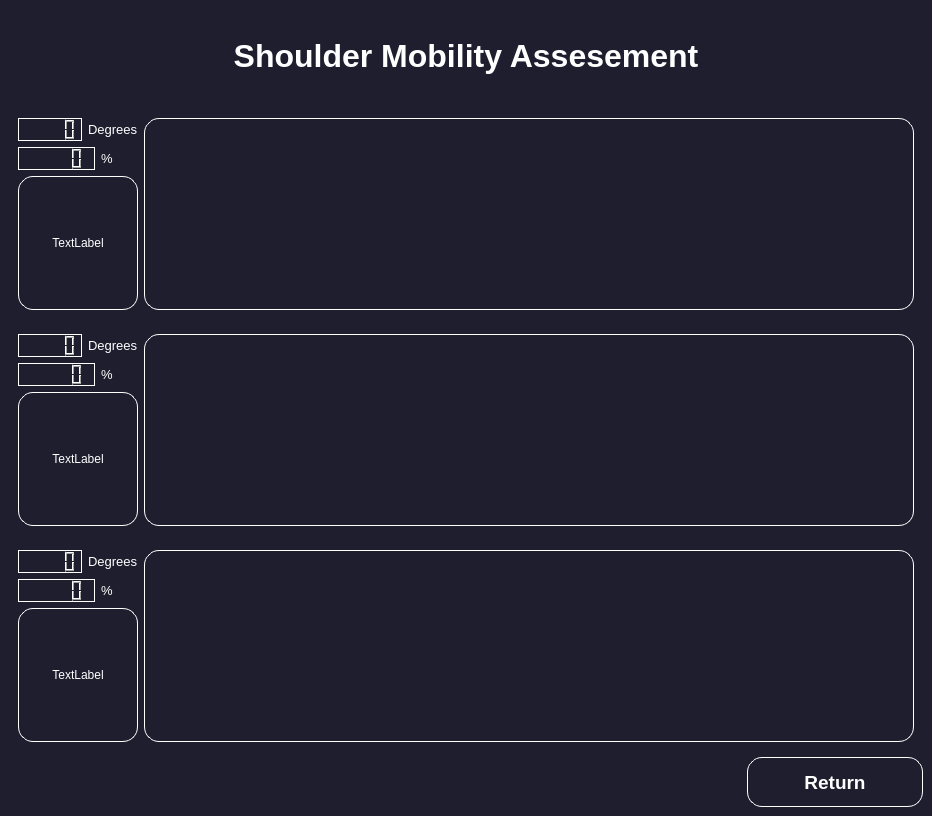
Old version of the form mobility_assesement.ui in the repository tahaaa22/MuscleMetric-Pro.
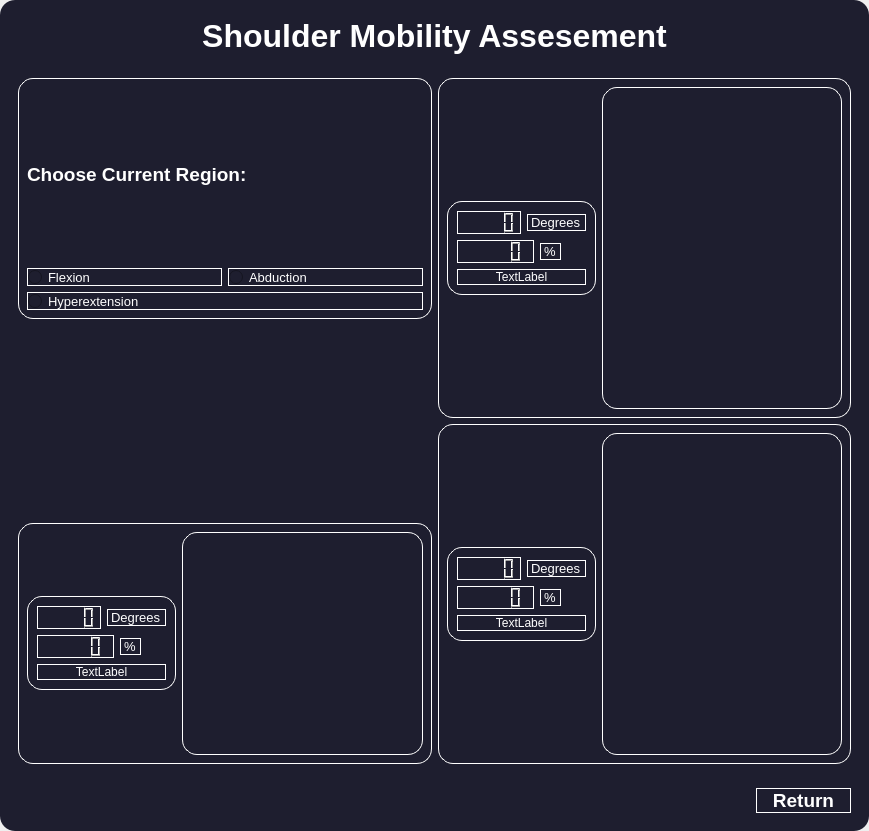
New version of the form. Icons and pictures are not drawn.

Diff of the .ui file:
```diff
--- a/mobility_assesement.ui
+++ b/mobility_assesement.ui
@@ -6,13 +6,18 @@
    <rect>
     <x>0</x>
     <y>0</y>
-    <width>932</width>
-    <height>816</height>
+    <width>869</width>
+    <height>831</height>
    </rect>
   </property>
   <property name="windowTitle">
    <string>MainWindow</string>
   </property>
+  <property name="styleSheet">
+   <string notr="true">border: 1.2px solid #ffffff;
+border-style: outset;
+border-radius: 15px;</string>
+  </property>
   <widget class="QWidget" name="centralwidget">
    <property name="styleSheet">
     <string notr="true">background-color: #1e1e2f;
@@ -20,10 +25,17 @@
 color:#ffffff;
 </string>
    </property>
-   <layout class="QGridLayout" name="gridLayout_4">
+   <layout class="QGridLayout" name="gridLayout">
     <item row="0" column="0">
-     <layout class="QVBoxLayout" name="verticalLayout_4">
+     <layout class="QVBoxLayout" name="verticalLayout_11">
       <item>
+       <widget class="QGroupBox" name="titlebox">
+        <property name="sizePolicy">
+         <sizepolicy hsizetype="Preferred" vsizetype="Fixed">
+          <horstretch>0</horstretch>
+          <verstretch>0</verstretch>
+         </sizepolicy>
+        </property>
        <layout class="QHBoxLayout" name="title">
         <item>
          <spacer name="horizontalSpacer_2">
@@ -90,11 +102,121 @@
          </spacer>
         </item>
        </layout>
+       </widget>
       </item>
       <item>
-       <widget class="QGroupBox" name="extensionBox">
-        <layout class="QGridLayout" name="gridLayout_3">
+       <widget class="QGroupBox" name="">
+        <layout class="QHBoxLayout" name="horizontalLayout_5">
+         <item>
+          <layout class="QVBoxLayout" name="verticalLayout_10">
+           <item>
+            <widget class="QGroupBox" name="regionsBox">
+             <property name="styleSheet">
+              <string notr="true">border: 1.2px solid #ffffff;
+border-style: outset;
+border-radius: 15px;</string>
+             </property>
+             <layout class="QVBoxLayout" name="verticalLayout_3">
+              <item>
+               <widget class="QLabel" name="label">
+                <property name="font">
+                 <font>
+                  <pointsize>14</pointsize>
+                  <weight>75</weight>
+                  <bold>true</bold>
+                 </font>
+                </property>
+                <property name="styleSheet">
+                 <string notr="true">border:none;</string>
+                </property>
+                <property name="text">
+                 <string>Choose Current Region: </string>
+                </property>
+               </widget>
+              </item>
+              <item>
+               <layout class="QVBoxLayout" name="verticalLayout_2">
+                <item>
+                 <layout class="QHBoxLayout" name="horizontalLayout_4">
+                  <item>
+                   <widget class="QRadioButton" name="radioButton">
+                    <property name="font">
+                     <font>
+                      <pointsize>10</pointsize>
+                     </font>
+                    </property>
+                    <property name="text">
+                     <string>Flexion</string>
+                    </property>
+                   </widget>
+                  </item>
+                  <item>
+                   <widget class="QRadioButton" name="radioButton_2">
+                    <property name="font">
+                     <font>
+                      <pointsize>10</pointsize>
+                     </font>
+                    </property>
+                    <property name="text">
+                     <string>Abduction</string>
+                    </property>
+                   </widget>
+                  </item>
+                 </layout>
+                </item>
+                <item>
+                 <widget class="QRadioButton" name="radioButton_3">
+                  <property name="font">
+                   <font>
+                    <pointsize>10</pointsize>
+                   </font>
+                  </property>
+                  <property name="text">
+                   <string>Hyperextension</string>
+                  </property>
+                 </widget>
+                </item>
+               </layout>
+              </item>
+             </layout>
+            </widget>
+           </item>
+           <item>
+            <spacer name="verticalSpacer">
+             <property name="orientation">
+              <enum>Qt::Vertical</enum>
+             </property>
+             <property name="sizeType">
+              <enum>QSizePolicy::Fixed</enum>
+             </property>
+             <property name="sizeHint" stdset="0">
+              <size>
+               <width>20</width>
+               <height>198</height>
+              </size>
+             </property>
+            </spacer>
+           </item>
+           <item>
+            <widget class="QGroupBox" name="FlexionBox">
+             <property name="styleSheet">
+              <string notr="true">border: 1.2px solid #ffffff;
+border-style: outset;
+border-radius: 15px;</string>
+             </property>
+             <layout class="QGridLayout" name="gridLayout_2">
          <item row="0" column="0">
+               <layout class="QHBoxLayout" name="horizontalLayout_8">
+                <item>
+                 <widget class="QGroupBox" name="measurments_1">
+                  <property name="sizePolicy">
+                   <sizepolicy hsizetype="Fixed" vsizetype="Fixed">
+                    <horstretch>0</horstretch>
+                    <verstretch>0</verstretch>
+                   </sizepolicy>
+                  </property>
+                  <layout class="QVBoxLayout" name="verticalLayout_5">
+                   <item>
           <layout class="QVBoxLayout" name="verticalLayout">
            <item>
             <layout class="QHBoxLayout" name="horizontalLayout_2">
@@ -200,17 +322,8 @@
            </item>
           </layout>
          </item>
-         <item row="0" column="1" rowspan="2">
-          <widget class="QGraphicsView" name="flexion">
-           <property name="styleSheet">
-            <string notr="true">border: 1.2px solid #ffffff;
-border-style: outset;
-border-radius: 15px;</string>
-           </property>
-          </widget>
-         </item>
-         <item row="1" column="0">
-          <widget class="QLabel" name="label_3">
+                   <item>
+                    <widget class="QLabel" name="Status_1">
            <property name="styleSheet">
             <string notr="true">border: 1.2px solid #ffffff;
 border-style: outset;
@@ -229,15 +342,65 @@
         </layout>
        </widget>
       </item>
+                <item>
+                 <widget class="QLabel" name="Flexion_image">
+                  <property name="sizePolicy">
+                   <sizepolicy hsizetype="Preferred" vsizetype="Preferred">
+                    <horstretch>0</horstretch>
+                    <verstretch>0</verstretch>
+                   </sizepolicy>
+                  </property>
+                  <property name="text">
+                   <string/>
+                  </property>
+                  <property name="pixmap">
+                   <pixmap>flexion.PNG</pixmap>
+                  </property>
+                  <property name="scaledContents">
+                   <bool>true</bool>
+                  </property>
+                 </widget>
+                </item>
+               </layout>
+              </item>
+             </layout>
+            </widget>
+           </item>
+          </layout>
+         </item>
+         <item>
+          <layout class="QVBoxLayout" name="verticalLayout_9">
       <item>
        <widget class="QGroupBox" name="abductionBox">
-        <layout class="QGridLayout" name="gridLayout_2">
+             <property name="styleSheet">
+              <string notr="true">border: 1.2px solid #ffffff;
+border-style: outset;
+border-radius: 15px;</string>
+             </property>
+             <layout class="QGridLayout" name="gridLayout_3">
          <item row="0" column="0">
-          <layout class="QVBoxLayout" name="verticalLayout_2">
+               <layout class="QHBoxLayout" name="horizontalLayout_9">
            <item>
-            <layout class="QHBoxLayout" name="horizontalLayout_4">
+                 <widget class="QGroupBox" name="measurments_2">
+                  <property name="sizePolicy">
+                   <sizepolicy hsizetype="Fixed" vsizetype="Fixed">
+                    <horstretch>0</horstretch>
+                    <verstretch>0</verstretch>
+                   </sizepolicy>
+                  </property>
+                  <layout class="QVBoxLayout" name="verticalLayout_6">
              <item>
-              <widget class="QLCDNumber" name="adduction_deg">
+                    <layout class="QVBoxLayout" name="verticalLayout_4">
+                     <item>
+                      <layout class="QHBoxLayout" name="horizontalLayout_10">
+                       <item>
+                        <widget class="QLCDNumber" name="flexion_deg_2">
+                         <property name="sizePolicy">
+                          <sizepolicy hsizetype="Minimum" vsizetype="Fixed">
+                           <horstretch>0</horstretch>
+                           <verstretch>0</verstretch>
+                          </sizepolicy>
+                         </property>
                <property name="maximumSize">
                 <size>
                  <width>16777215</width>
@@ -252,7 +415,7 @@
               </widget>
              </item>
              <item>
-              <widget class="QLabel" name="add_deg_label">
+                        <widget class="QLabel" name="flex_deg_label_2">
                <property name="sizePolicy">
                 <sizepolicy hsizetype="Fixed" vsizetype="Fixed">
                  <horstretch>0</horstretch>
@@ -272,9 +435,15 @@
             </layout>
            </item>
            <item>
-            <layout class="QHBoxLayout" name="horizontalLayout_5">
+                      <layout class="QHBoxLayout" name="horizontalLayout_11">
              <item>
-              <widget class="QLCDNumber" name="adduction_per">
+                        <widget class="QLCDNumber" name="flexion_per_2">
+                         <property name="sizePolicy">
+                          <sizepolicy hsizetype="Minimum" vsizetype="Fixed">
+                           <horstretch>0</horstretch>
+                           <verstretch>0</verstretch>
+                          </sizepolicy>
+                         </property>
                <property name="maximumSize">
                 <size>
                  <width>16777215</width>
@@ -289,7 +458,7 @@
               </widget>
              </item>
              <item>
-              <widget class="QLabel" name="add_per_label">
+                        <widget class="QLabel" name="flex_per_label_2">
                <property name="sizePolicy">
                 <sizepolicy hsizetype="Fixed" vsizetype="Fixed">
                  <horstretch>0</horstretch>
@@ -307,7 +476,7 @@
               </widget>
              </item>
              <item>
-              <spacer name="horizontalSpacer_4">
+                        <spacer name="horizontalSpacer_7">
                <property name="orientation">
                 <enum>Qt::Horizontal</enum>
                </property>
@@ -326,20 +495,11 @@
            </item>
           </layout>
          </item>
-         <item row="0" column="1" rowspan="2">
-          <widget class="QGraphicsView" name="adduction">
+                   <item>
+                    <widget class="QLabel" name="Status_2">
            <property name="styleSheet">
             <string notr="true">border: 1.2px solid #ffffff;
 border-style: outset;
-border-radius: 15px;</string>
-           </property>
-          </widget>
-         </item>
-         <item row="1" column="0">
-          <widget class="QLabel" name="label_2">
-           <property name="styleSheet">
-            <string notr="true">border: 1.2px solid #ffffff;
-border-style: outset;
 border-radius: 15px;
 font: 75 10pt &quot;MS Shell Dlg 2&quot; ;
 </string>
@@ -356,14 +516,54 @@
        </widget>
       </item>
       <item>
-       <widget class="QGroupBox" name="groupBox">
-        <layout class="QGridLayout" name="gridLayout">
+                 <widget class="QLabel" name="Flexion_image_2">
+                  <property name="text">
+                   <string/>
+                  </property>
+                  <property name="pixmap">
+                   <pixmap>abduction.PNG</pixmap>
+                  </property>
+                  <property name="scaledContents">
+                   <bool>true</bool>
+                  </property>
+                 </widget>
+                </item>
+               </layout>
+              </item>
+             </layout>
+            </widget>
+           </item>
+           <item>
+            <widget class="QGroupBox" name="extensionBox_3">
+             <property name="styleSheet">
+              <string notr="true">border: 1.2px solid #ffffff;
+border-style: outset;
+border-radius: 15px;</string>
+             </property>
+             <layout class="QGridLayout" name="gridLayout_4">
          <item row="0" column="0">
-          <layout class="QVBoxLayout" name="verticalLayout_3">
+               <layout class="QHBoxLayout" name="horizontalLayout_12">
            <item>
-            <layout class="QHBoxLayout" name="horizontalLayout_6">
+                 <widget class="QGroupBox" name="measurments_3">
+                  <property name="sizePolicy">
+                   <sizepolicy hsizetype="Fixed" vsizetype="Fixed">
+                    <horstretch>0</horstretch>
+                    <verstretch>0</verstretch>
+                   </sizepolicy>
+                  </property>
+                  <layout class="QVBoxLayout" name="verticalLayout_7">
              <item>
-              <widget class="QLCDNumber" name="extension_deg">
+                    <layout class="QVBoxLayout" name="verticalLayout_8">
+                     <item>
+                      <layout class="QHBoxLayout" name="horizontalLayout_13">
+                       <item>
+                        <widget class="QLCDNumber" name="flexion_deg_3">
+                         <property name="sizePolicy">
+                          <sizepolicy hsizetype="Minimum" vsizetype="Fixed">
+                           <horstretch>0</horstretch>
+                           <verstretch>0</verstretch>
+                          </sizepolicy>
+                         </property>
                <property name="maximumSize">
                 <size>
                  <width>16777215</width>
@@ -378,7 +578,7 @@
               </widget>
              </item>
              <item>
-              <widget class="QLabel" name="ext_deg_label">
+                        <widget class="QLabel" name="flex_deg_label_3">
                <property name="sizePolicy">
                 <sizepolicy hsizetype="Fixed" vsizetype="Fixed">
                  <horstretch>0</horstretch>
@@ -398,9 +598,15 @@
             </layout>
            </item>
            <item>
-            <layout class="QHBoxLayout" name="horizontalLayout_7">
+                      <layout class="QHBoxLayout" name="horizontalLayout_14">
              <item>
-              <widget class="QLCDNumber" name="extension_per">
+                        <widget class="QLCDNumber" name="flexion_per_3">
+                         <property name="sizePolicy">
+                          <sizepolicy hsizetype="Minimum" vsizetype="Fixed">
+                           <horstretch>0</horstretch>
+                           <verstretch>0</verstretch>
+                          </sizepolicy>
+                         </property>
                <property name="maximumSize">
                 <size>
                  <width>16777215</width>
@@ -452,20 +658,11 @@
            </item>
           </layout>
          </item>
-         <item row="0" column="1" rowspan="2">
-          <widget class="QGraphicsView" name="extension">
+                   <item>
+                    <widget class="QLabel" name="Status_3">
            <property name="styleSheet">
             <string notr="true">border: 1.2px solid #ffffff;
 border-style: outset;
-border-radius: 15px;</string>
-           </property>
-          </widget>
-         </item>
-         <item row="1" column="0">
-          <widget class="QLabel" name="label">
-           <property name="styleSheet">
-            <string notr="true">border: 1.2px solid #ffffff;
-border-style: outset;
 border-radius: 15px;
 font: 75 10pt &quot;MS Shell Dlg 2&quot; ;
 </string>
@@ -482,6 +679,36 @@
        </widget>
       </item>
       <item>
+                 <widget class="QLabel" name="Flexion_image_3">
+                  <property name="text">
+                   <string/>
+                  </property>
+                  <property name="pixmap">
+                   <pixmap>extension.PNG</pixmap>
+                  </property>
+                  <property name="scaledContents">
+                   <bool>true</bool>
+                  </property>
+                 </widget>
+                </item>
+               </layout>
+              </item>
+             </layout>
+            </widget>
+           </item>
+          </layout>
+         </item>
+        </layout>
+       </widget>
+      </item>
+      <item>
+       <widget class="QGroupBox" name="returnBox">
+        <property name="sizePolicy">
+         <sizepolicy hsizetype="Preferred" vsizetype="Fixed">
+          <horstretch>0</horstretch>
+          <verstretch>0</verstretch>
+         </sizepolicy>
+        </property>
        <layout class="QHBoxLayout" name="horizontalLayout">
         <item>
          <spacer name="horizontalSpacer_3">
@@ -531,6 +758,7 @@
          </widget>
         </item>
        </layout>
+       </widget>
       </item>
      </layout>
     </item>
```
Left out of the diff: 4 changed lines with no effect on the pictures. Lines whose indentation alone changed are shown as unchanged.
